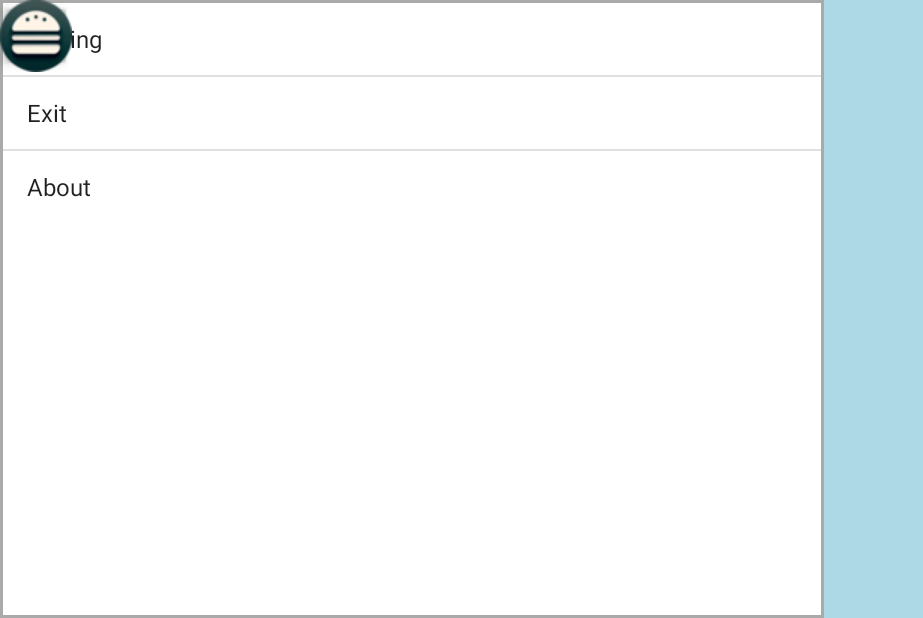
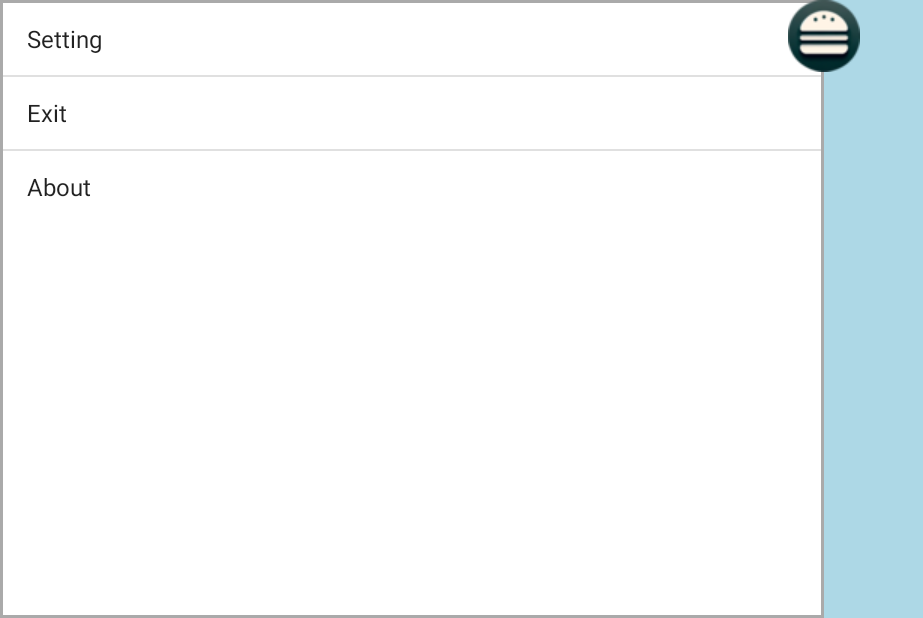
Before and after one commit to 25077667/LTBT-Android, an Android app: the ControlActivity screen opened directly, with no data from a screen before it, after a tap on an icon or button, on a phone screen of 824 x 412 dp (held sideways). Shown: the whole screen, without its empty margins (0-923 px from the left). Run offline under Robolectric (Android 15) with nearby library versions, the phone set to English and light mode, and no system bars; 4 statements that could not run were skipped.

Commit message:
feat: make menu button animated together

```diff
--- a/src/app/src/main/java/macker/ltjh/ControlActivity.kt
+++ b/src/app/src/main/java/macker/ltjh/ControlActivity.kt
@@ -16,7 +16,7 @@ import androidx.appcompat.app.AppCompatActivity
 import androidx.constraintlayout.widget.ConstraintLayout
 class ControlActivity : AppCompatActivity() {
     private lateinit var bluetoothManager: BluetoothManager
-    private lateinit var layout: ControlActivityLayout
+    private lateinit var layout: ConstraintLayout
     private lateinit var remoteEndpoint: RemoteEndpoint
     private lateinit var menuButton: ImageButton
     private var isMenuOpen = false
@@ -99,36 +99,52 @@ class ControlActivity : AppCompatActivity() {
     private fun openMenu() {
         Log.d("ControlActivity", "Menu opened")
         // Load the slide-in animation for the fragment
-        val slideInAnimation = AnimationUtils.loadAnimation(this, R.anim.enter_from_left)
+        val slideInAnimation = AnimationUtils.loadAnimation(this, R.anim.menu_layout_enter_from_left)
 
         // Begin the fragment transaction
         val fragmentManager = supportFragmentManager
         val fragmentTransaction = fragmentManager.beginTransaction()
 
-        fragmentTransaction.setCustomAnimations(R.anim.enter_from_left, R.anim.exit_to_left).
+        fragmentTransaction.setCustomAnimations(R.anim.menu_layout_enter_from_left, R.anim.menu_layout_exit_to_left).
             replace(R.id.fragment_container, MenuFragment()).
             commit()
 
-        // Apply the slide-in animation to the menu layout
-        val menuLayout = findViewById<LinearLayout>(R.id.menu_layout)
+//        set animation listener to the slide-in animation
+        slideInAnimation.setAnimationListener(object : Animation.AnimationListener {
+            override fun onAnimationStart(animation: Animation?) {}
+            override fun onAnimationEnd(animation: Animation?) {
+                // Show the menu after the animation ends
+                menuLayout.visibility = View.VISIBLE
+                isMenuOpen = true
+
+                // move the menuButton to the right
+                val bordLayout = findViewById<LinearLayout>(R.id.menu_layout_border)
+                menuButton.translationX += bordLayout.width.toFloat() - menuButton.width / 2
+            }
+            override fun onAnimationRepeat(animation: Animation?) {}
+        })
+
+        // Start the slide-in animation
         menuLayout.startAnimation(slideInAnimation)
-        menuLayout.visibility = View.VISIBLE
-        isMenuOpen = true
     }
 
     private fun closeMenu() {
         Log.d("ControlActivity", "Menu closed")
-        val slideOutAnimation = AnimationUtils.loadAnimation(this, R.anim.exit_to_left)
+        val slideOutAnimation = AnimationUtils.loadAnimation(this, R.anim.menu_layout_exit_to_left)
         slideOutAnimation.setAnimationListener(object : Animation.AnimationListener {
             override fun onAnimationStart(animation: Animation?) {}
             override fun onAnimationEnd(animation: Animation?) {
                 // Hide the menu after the animation ends
                 menuLayout.visibility = View.GONE
+                isMenuOpen = false
+
+                //        Move the menuButton back to the left
+                val bordLayout = findViewById<LinearLayout>(R.id.menu_layout_border)
+                menuButton.translationX -= bordLayout.width.toFloat() - menuButton.width / 2
             }
             override fun onAnimationRepeat(animation: Animation?) {}
         })
         menuLayout.startAnimation(slideOutAnimation)
-        isMenuOpen = false
     }
 
     @Deprecated("Deprecated in Java")
@@ -141,6 +157,10 @@ class ControlActivity : AppCompatActivity() {
     }
 
     private fun handleTouchEvent(event: MotionEvent) {
+        if (isMenuOpen) {
+            return      // disable joystick when menu is open
+        }
+
         when (event.actionMasked) {
             MotionEvent.ACTION_DOWN, MotionEvent.ACTION_POINTER_DOWN -> {
                 if (activePointers.size < MAX_NUM_JOYSTICKS) { // Only create new joystick if max not reached
--- a/src/app/src/main/res/anim/exit_to_right.xml
+++ /dev/null
@@ -1,6 +0,0 @@
-<set xmlns:android="http://schemas.android.com/apk/res/android">
-    <translate
-        android:duration="300"
-        android:fromXDelta="0"
-        android:toXDelta="100%p" />
-</set>
--- a/src/app/src/main/res/anim/enter_from_left.xml
+++ b/src/app/src/main/res/anim/menu_button_move_right.xml
@@ -1,5 +1,8 @@
+<?xml version="1.0" encoding="utf-8"?>
 <set xmlns:android="http://schemas.android.com/apk/res/android">
-    <translate android:fromXDelta="-100%" android:toXDelta="0%"
+    <translate
+        android:fromXDelta="0%"
+        android:toXDelta="100%"
         android:interpolator="@android:anim/decelerate_interpolator"
         android:duration="500"/>
 </set>
--- /dev/null
+++ b/src/app/src/main/res/anim/menu_layout_enter_from_left.xml
@@ -0,0 +1,7 @@
+<set xmlns:android="http://schemas.android.com/apk/res/android">
+    <translate
+        android:fromXDelta="-100%"
+        android:toXDelta="0%"
+        android:interpolator="@android:anim/decelerate_interpolator"
+        android:duration="500"/>
+</set>
--- a/src/app/src/main/res/layout/activity_control.xml
+++ b/src/app/src/main/res/layout/activity_control.xml
@@ -1,5 +1,5 @@
 <?xml version="1.0" encoding="utf-8"?>
-<macker.ltjh.ControlActivityLayout xmlns:android="http://schemas.android.com/apk/res/android"
+<androidx.constraintlayout.widget.ConstraintLayout xmlns:android="http://schemas.android.com/apk/res/android"
     xmlns:app="http://schemas.android.com/apk/res-auto"
     xmlns:tools="http://schemas.android.com/tools"
     android:id="@+id/control_layout"
@@ -9,23 +9,13 @@
     android:clickable="true"
     tools:ignore="ExtraText"> <!-- Light-blue background color -->
 
-    <ImageButton
-        android:id="@+id/menuButton"
-        android:layout_width="48dp"
-        android:layout_height="48dp"
-        android:src="@drawable/ic_menu"
-        app:layout_constraintStart_toStartOf="parent"
-        app:layout_constraintTop_toTopOf="parent"
-        android:padding="12dp"
-        android:elevation="4dp"/>
-
     <!-- Wrapper layout to constrain the menu's width -->
     <LinearLayout
+        android:id="@+id/menu_layout"
         android:layout_width="wrap_content"
         android:layout_height="match_parent"
+        android:layout_alignParentLeft="true"
         android:orientation="horizontal"
-        android:layout_alignParentLeft="true"
-        android:id="@+id/menu_layout"
         android:visibility="invisible">
 
         <!-- Menu Layout with simulated border -->
@@ -35,14 +25,15 @@
             android:layout_weight="1"
             android:background="@android:color/darker_gray"
             android:orientation="vertical"
-            android:padding="2dp"> <!-- Border width -->
+            android:padding="2dp"
+            android:id="@+id/menu_layout_border">
             <!-- FrameLayout for Fragment -->
             <FrameLayout
                 android:id="@+id/fragment_container"
                 android:layout_width="match_parent"
                 android:layout_height="0dp"
                 android:layout_weight="1"
-                android:background="@color/white"/>
+                android:background="@color/white" />
         </LinearLayout>
 
         <!-- Additional space to fill the rest of the screen -->
@@ -50,7 +41,16 @@
             android:layout_width="0dp"
             android:layout_height="match_parent"
             android:layout_weight="2"
-            android:background="@android:color/transparent"/>
+            android:background="@android:color/transparent" />
     </LinearLayout>
 
-</macker.ltjh.ControlActivityLayout>
+    <ImageButton
+        android:id="@+id/menuButton"
+        android:layout_width="48dp"
+        android:layout_height="48dp"
+        android:elevation="4dp"
+        android:padding="12dp"
+        android:src="@drawable/ic_menu"
+        android:background="@null" />
+
+</androidx.constraintlayout.widget.ConstraintLayout>
```
Also changed, not shown: src/app/src/main/res/anim/menu_layout_exit_to_left.xml (renamed from src/app/src/main/res/anim/exit_to_left.xml).
